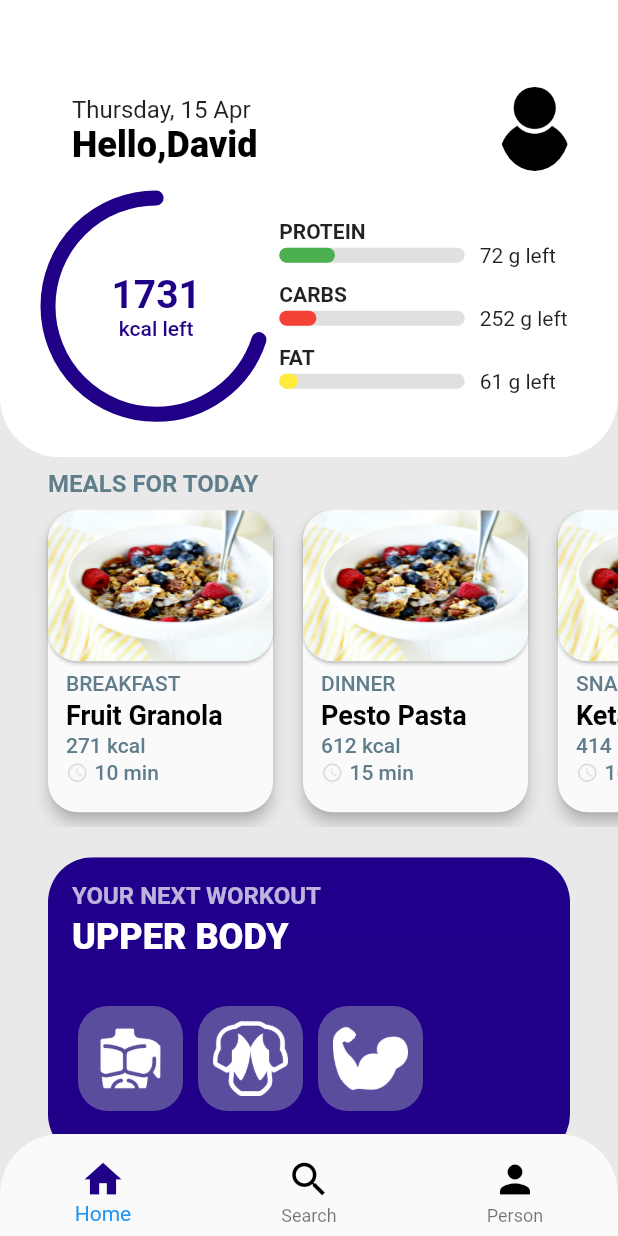
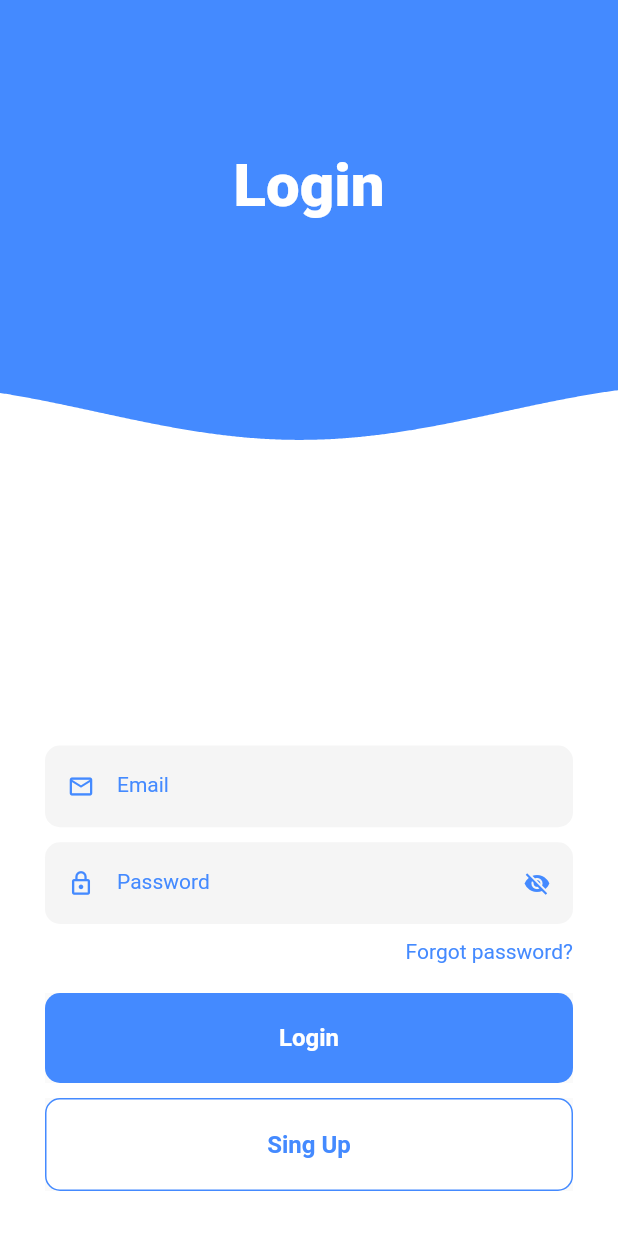
Before and after one commit to RostislavUlinets/DietApp-Practice-, a Flutter app: the screen it shows after launch, on a phone screen of 412 x 824 dp. Run offline on Flutter 3.47's test engine with Material 2 defaults, Android fonts, the phone set to English and light mode, and no system bars.

Commit message:
Update for linux Login screen created

```diff
--- a/lib/main.dart
+++ b/lib/main.dart
@@ -1,4 +1,6 @@
-import 'pages/profile_screen.dart';
+import 'package:provider/provider.dart';
+
+import 'pages/login_screen.dart';
 import 'package:flutter/material.dart';
 
 void main() => runApp(MyApp());
@@ -11,7 +13,10 @@ class MyApp extends StatelessWidget {
       theme: ThemeData(
         primarySwatch: Colors.blue,
       ),
-      home: ProfileScreen(),
+      home: ChangeNotifierProvider.value(
+          value: HomeModel(),
+          child: LoginView(),
+      )
     );
   }
 }
--- /dev/null
+++ b/lib/pages/login_screen.dart
@@ -0,0 +1,324 @@
+import 'package:cours/pages/profile_screen.dart';
+import 'package:flutter/material.dart';
+import 'package:provider/provider.dart';
+import 'dart:math' as Math;
+
+
+
+class LoginView extends StatelessWidget {
+  @override
+  Widget build(BuildContext context) {
+    final size = MediaQuery.of(context).size;
+    final model = Provider.of<HomeModel>(context);
+    final bool keyboardOpen = MediaQuery.of(context).viewInsets.bottom > 0;
+    return Scaffold(
+      body: Stack(
+        children: <Widget>[
+          Container(
+            height: size.height - 200,
+            color: Colors.blueAccent,
+          ),
+          AnimatedPositioned(
+            duration: Duration(milliseconds: 500),
+            curve: Curves.easeOutQuad,
+            top: keyboardOpen ? -size.height/3.7 : 0.0,
+            child: WaveWidget(
+              size: size,
+              yOffset: size.height / 3,
+              color: Colors.white,
+            ),
+          ),
+          Padding(
+            padding: const EdgeInsets.only(top: 100.0),
+            child: Row(
+              mainAxisAlignment: MainAxisAlignment.center,
+              children: [
+                Text(
+                  'Login',
+                  style: TextStyle(
+                    color: Colors.white,
+                    fontSize: 40.0,
+                    fontWeight: FontWeight.w900,
+                  ),
+                ),
+              ],
+            ),
+          ),
+          Padding(
+            padding: const EdgeInsets.all(30.0),
+            child: Column(
+              mainAxisAlignment: MainAxisAlignment.end,
+              children: <Widget>[
+                TextFieldWidget(
+                  hintText: 'Email',
+                  obscureText: false,
+                  prefixIconData: Icons.mail_outline,
+                  suffixIconData: model.isValid ? Icons.check : null,
+                  onChanged: (value) {
+                    model.isValidEmail(value);
+                  },
+                ),
+                SizedBox(
+                  height: 10,
+                ),
+                Column(
+                  crossAxisAlignment: CrossAxisAlignment.end,
+                  children: [
+                    TextFieldWidget(
+                      hintText: 'Password',
+                      obscureText: model.isVisible ? false : true,
+                      prefixIconData: Icons.lock_outline,
+                      suffixIconData: model.isVisible
+                          ? Icons.visibility
+                          : Icons.visibility_off,
+                    ),
+                    SizedBox(
+                      height: 10,
+                    ),
+                    Text(
+                      'Forgot password?',
+                      style: TextStyle(
+                        color: Colors.blueAccent,
+                      ),
+                    ),
+                  ],
+                ),
+                SizedBox(
+                  height: 20,
+                ),
+                GestureDetector(
+                  child: ButtonWidget(
+                    title: 'Login',
+                    hasBorder: false,
+                  ),
+                  onTap: (){
+                    Navigator.push(context,MaterialPageRoute(builder: (context){
+                     return ProfileScreen();
+                    }));
+                  },
+                ),
+                SizedBox(
+                  height: 10,
+                ),
+                ButtonWidget(
+                  title: 'Sing Up',
+                  hasBorder: true,
+                ),
+              ],
+            ),
+          ),
+        ],
+      ),
+    );
+  }
+}
+
+class TextFieldWidget extends StatelessWidget {
+  final String hintText;
+  final IconData prefixIconData, suffixIconData;
+  final bool obscureText;
+  final Function onChanged;
+
+  const TextFieldWidget(
+      {Key key,
+      this.hintText,
+      this.prefixIconData,
+      this.suffixIconData,
+      this.obscureText,
+      this.onChanged})
+      : super(key: key);
+
+  @override
+  Widget build(BuildContext context) {
+    final model = Provider.of<HomeModel>(context);
+    return TextField(
+      onChanged: onChanged,
+      obscureText: obscureText,
+      style: TextStyle(
+        color: Colors.blueAccent,
+        fontSize: 14,
+      ),
+      cursorColor: Colors.blueAccent,
+      decoration: InputDecoration(
+        labelText: hintText,
+        prefixIcon: Icon(
+          prefixIconData,
+          size: 18,
+          color: Colors.blueAccent,
+        ),
+        filled: true,
+        enabledBorder: UnderlineInputBorder(
+          borderRadius: BorderRadius.circular(10),
+          borderSide: BorderSide.none,
+        ),
+        focusedBorder: OutlineInputBorder(
+            borderRadius: BorderRadius.circular(10),
+            borderSide: BorderSide(color: Colors.blueAccent)),
+        suffixIcon: GestureDetector(
+          onTap: () {
+            model.isVisible = !model.isVisible;
+          },
+          child: Icon(
+            suffixIconData,
+            size: 18,
+            color: Colors.blueAccent,
+          ),
+        ),
+        labelStyle: TextStyle(color: Colors.blueAccent),
+        focusColor: Colors.blueAccent,
+      ),
+    );
+  }
+}
+
+class ButtonWidget extends StatelessWidget {
+  final String title;
+  final bool hasBorder;
+
+  const ButtonWidget({Key key, this.title, this.hasBorder}) : super(key: key);
+
+  @override
+  Widget build(BuildContext context) {
+    return Material(
+      child: Ink(
+        decoration: BoxDecoration(
+          color: hasBorder ? Colors.white : Colors.blueAccent,
+          borderRadius: BorderRadius.circular(10),
+          border: hasBorder
+              ? Border.all(
+                  color: Colors.blueAccent,
+                  width: 1,
+                )
+              : Border.fromBorderSide(BorderSide.none),
+        ),
+        child: InkWell(
+          borderRadius: BorderRadius.circular(10),
+          child: Container(
+            height: 60,
+            child: Center(
+              child: Text(
+                title,
+                style: TextStyle(
+                  color: hasBorder ? Colors.blueAccent : Colors.white,
+                  fontWeight: FontWeight.w600,
+                  fontSize: 16,
+                ),
+              ),
+            ),
+          ),
+        ),
+      ),
+    );
+  }
+}
+
+class HomeModel extends ChangeNotifier {
+  get isVisible => _isVisible;
+  bool _isVisible = false;
+
+  set isVisible(value) {
+    _isVisible = value;
+    notifyListeners();
+  }
+
+  get isValid => _isValid;
+  bool _isValid = false;
+
+  void isValidEmail(String input) {
+    if (input == 'Admin') {
+      _isValid = true;
+    } else {
+      _isValid = false;
+    }
+    notifyListeners();
+  }
+}
+
+class WaveWidget extends StatefulWidget {
+  final size;
+  final double yOffset;
+  final Color color;
+
+  const WaveWidget({Key key, this.size, this.yOffset, this.color})
+      : super(key: key);
+
+  @override
+  _WaveWidgetState createState() => _WaveWidgetState();
+}
+
+class _WaveWidgetState extends State<WaveWidget> with TickerProviderStateMixin {
+  AnimationController animationController;
+  List<Offset> wavePoints = [];
+
+  @override
+  void initState() {
+    super.initState();
+
+    animationController =
+        AnimationController(vsync: this, duration: Duration(milliseconds: 5000))
+          ..addListener(() {
+            wavePoints.clear();
+            final double waveSpeed = animationController.value * 1080;
+            final double fullSphere = animationController.value * Math.pi * 2;
+            final double normalizer = Math.cos(fullSphere);
+            final double waveWidth = Math.pi / 270;
+            final double waveHeight = 20.0;
+
+            for (int i = 0; i <= widget.size.width.toInt(); ++i) {
+              double calc = Math.sin((waveSpeed - i) * waveWidth);
+
+              wavePoints.add(
+                Offset(
+                  i.toDouble(),
+                  calc * waveHeight * normalizer + widget.yOffset,
+                ),
+              );
+            }
+          });
+    animationController.repeat();
+  }
+
+  @override
+  void dispose() {
+    super.dispose();
+    animationController.dispose();
+  }
+
+  @override
+  Widget build(BuildContext context) {
+    return AnimatedBuilder(
+      animation: animationController,
+      builder: (context, _){
+        return ClipPath(
+          clipper: ClipperWidget(
+            waveList: wavePoints,
+          ),
+          child: Container(
+            width: widget.size.width,
+            height: widget.size.height,
+            color: widget.color,
+          ),
+        );
+      },
+    );
+  }
+}
+
+class ClipperWidget extends CustomClipper<Path> {
+  final List<Offset> waveList;
+
+  ClipperWidget({this.waveList});
+
+  @override
+  getClip(Size size) {
+    final Path path = Path();
+    path.addPolygon(waveList, false);
+    path.lineTo(size.width, size.height);
+    path.lineTo(0.0, size.height);
+    path.close();
+    return path;
+  }
+
+  @override
+  bool shouldReclip(CustomClipper oldClipper) => true;
+}
--- a/lib/pages/profile_screen.dart
+++ b/lib/pages/profile_screen.dart
@@ -16,7 +16,8 @@ class ProfileScreen extends StatelessWidget {
     final height = MediaQuery.of(context).size.height;
     final width = MediaQuery.of(context).size.width;
     final today = DateTime.now();
-    //Нижня навігація
+    //----------------------------------------------
+    //ПАНЕЛЬ НАВІГАЦІЇ
     return Scaffold(
       backgroundColor: const Color(0xFFE9E9E9),
       bottomNavigationBar: ClipRRect(
@@ -64,12 +65,13 @@ class ProfileScreen extends StatelessWidget {
           ],
         ),
       ),
-      //Верхня секція основного екрану
+      //----------------------------------------------
+      //РОЗДІЛ ДІАГРАМИ
       body: Stack(
         children: <Widget>[
           Positioned(
             top: 0,
-            height: height * 0.37,
+            height: height * 0.34,
             left: 0,
             right: 0,
             child: ClipRRect(
@@ -78,7 +80,7 @@ class ProfileScreen extends StatelessWidget {
               child: Container(
                 color: Colors.white,
                 padding: const EdgeInsets.only(
-                    top: 50, left: 32, right: 16, bottom: 10),
+                    top: 28, left: 32, right: 16, bottom: 10),
                 child: Column(
                   crossAxisAlignment: CrossAxisAlignment.start,
                   children: <Widget>[
@@ -155,12 +157,14 @@ class ProfileScreen extends StatelessWidget {
               ),
             ),
           ),
+          //----------------------------------
+          //СЕКЦІЯ ЇЖІ
           Positioned(
-            top: height * 0.38,
+            top: height * 0.36,
             left: 0,
             right: 0,
             child: Container(
-              height: height * 0.57,
+              height: height * 0.55,
               child: Column(
                 crossAxisAlignment: CrossAxisAlignment.start,
                 children: <Widget>[
@@ -193,8 +197,10 @@ class ProfileScreen extends StatelessWidget {
                     ),
                   ),
                   SizedBox(
-                    height: 20,
+                    height: 10,
                   ),
+                  //-----------------------------------
+                  //СЕКЦІЯ ТРЕНУВАНЬ
                   Expanded(
                     child: OpenContainer(
                       closedElevation: 0,
@@ -330,6 +336,7 @@ class ProfileScreen extends StatelessWidget {
 }
 
 class _IngredientProgress extends StatelessWidget {
+
   final String ingredient;
   final int leftAmount;
   final double progress, width;
--- a/pubspec.yaml
+++ b/pubspec.yaml
@@ -30,6 +30,8 @@ dependencies:
   cupertino_icons: ^1.0.0
   intl: ^0.17.0
   animations: ^2.0.0
+  provider: ^5.0.0
+
 
 dev_dependencies:
   flutter_test:
```
Also changed, not shown: lib/model/meal.dart (+61 -11 lines), assets/baked-seitan.jpg (added), assets/corn-chowde.jpg (added), assets/grilled-chicken.jpg (added), assets/salmon-salad.jpg (added), pubspec.lock.
